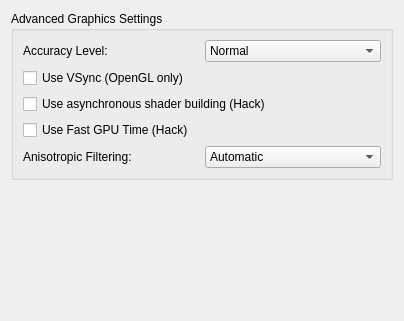
Above: src/yuzu/configuration/configure_graphics_advanced.ui from QuantumGhost/yuzu before the change. Below: the same form after it.
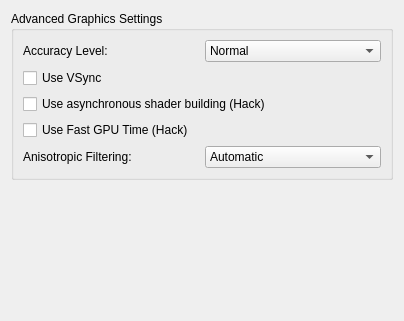
That is the form after the change.

Diff of the .ui file:
```diff
--- a/src/yuzu/configuration/configure_graphics_advanced.ui
+++ b/src/yuzu/configuration/configure_graphics_advanced.ui
@@ -75,7 +75,7 @@
            <string>VSync prevents the screen from tearing, but some graphics cards have lower performance with VSync enabled. Keep it enabled if you don't notice a performance difference.</string>
           </property>
           <property name="text">
-           <string>Use VSync (OpenGL only)</string>
+           <string>Use VSync</string>
           </property>
          </widget>
         </item>
```
